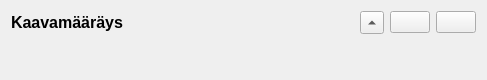
Old version of the form arho_feature_template/gui/components/plan_regulation_widget.ui in the repository GispoCoding/arho-qgis-plugin.
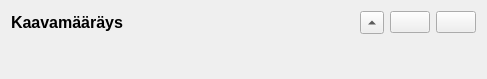
New version of the form. Icons and pictures are not drawn.

```diff
--- a/arho_feature_template/gui/components/plan_regulation_widget.ui
+++ b/arho_feature_template/gui/components/plan_regulation_widget.ui
@@ -7,7 +7,7 @@
     <x>0</x>
     <y>0</y>
     <width>487</width>
-    <height>80</height>
+    <height>79</height>
    </rect>
   </property>
   <property name="sizePolicy">
```
Left out of the diff: 25 changed lines with no effect on the pictures.
